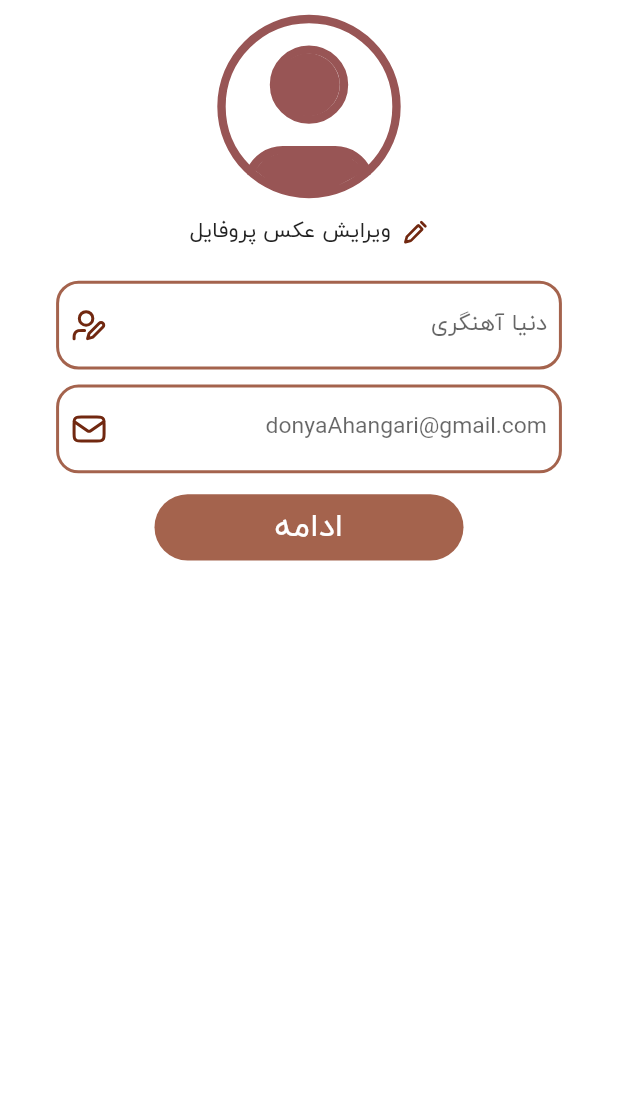
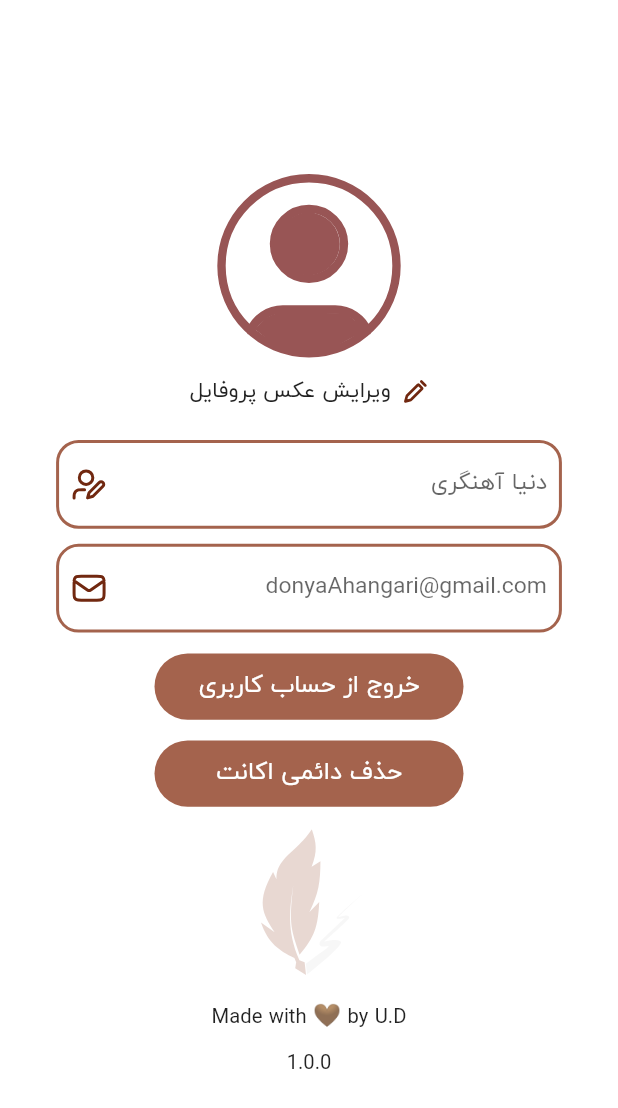
Before and after one commit to OmidHaqi/techno_saz, a Flutter app: the SecondProfilePage screen opened directly, on a phone screen of 412 x 824 dp. Shown: the top 1108 px of the screen. Run offline on Flutter 3.47's test engine with Material 3 defaults, Android fonts, the phone set to English and light mode, and no system bars; our stand-ins replace adaptive_theme, flutter_spinkit, flutter_svg, smooth_page_indicator.

Commit message:
second profile page

```diff
--- a/lib/res/strings.dart
+++ b/lib/res/strings.dart
@@ -50,4 +50,6 @@ class Strings {
   static const String verified_code_str = "کد فعالسازی";
   static const String are_you_shure_delet_article = "مطمئنی که میخوای این مقاله رو پاک کنی؟";
   static const String edit_profile_str = "ویرایش پروفایل";
+  static const String log_out_str = "خروج از حساب کاربری";
+  static const String deleted_acount_srt = "حذف دائمی اکانت";
 }
--- a/lib/view/second_profile_page.dart
+++ b/lib/view/second_profile_page.dart
@@ -24,7 +24,7 @@ class _SecondProfilePageState extends State<SecondProfilePage> {
       child: Scaffold(
         body: Center(
             child: Column(
-          mainAxisAlignment: MainAxisAlignment.start,
+          mainAxisAlignment: MainAxisAlignment.center,
           children: [
             Padding(
               padding: EdgeInsets.only(top: 1),
@@ -60,7 +60,6 @@ class _SecondProfilePageState extends State<SecondProfilePage> {
                 ],
               ),
             ),
-
             Padding(
               padding: EdgeInsets.fromLTRB(size.width / 11.02,
                   size.height / 34.51, size.width / 11.02, 0),
@@ -117,7 +116,6 @@ class _SecondProfilePageState extends State<SecondProfilePage> {
                 ),
               ),
             ),
-
             Padding(
               padding: EdgeInsets.only(top: sizeH / 59.47),
               child: InkWell(
@@ -142,10 +140,10 @@ class _SecondProfilePageState extends State<SecondProfilePage> {
                   child: Center(
                     child: Text(
                       textAlign: TextAlign.center,
-                      Strings.countinu_str,
+                      Strings.log_out_str,
                       style: TextStyle(
                           fontWeight: FontWeight.w400,
-                          fontSize: 24,
+                          fontSize: 18,
                           color: AdaptiveTheme.of(context).brightness ==
                                   Brightness.light
                               ? const Color.fromARGB(255, 255, 255, 255)
@@ -155,6 +153,59 @@ class _SecondProfilePageState extends State<SecondProfilePage> {
                 ),
               ),
             ),
+            Padding(
+              padding: EdgeInsets.only(top: sizeH / 59.47),
+              child: InkWell(
+                onTap: () {
+                  Navigator.push(
+                    context,
+                    MaterialPageRoute(
+                      builder: (context) => HomePage(),
+                    ),
+                  );
+                },
+                child: Container(
+                  width: sizeW / 2,
+                  height: sizeH / 18.64,
+                  decoration: BoxDecoration(
+                    color:
+                        AdaptiveTheme.of(context).brightness == Brightness.light
+                            ? SolidColors.primaryColor
+                            : SolidColors.primaryVariantColor,
+                    borderRadius: BorderRadius.circular(1000),
+                  ),
+                  child: Center(
+                    child: Text(
+                      textAlign: TextAlign.center,
+                      Strings.deleted_acount_srt,
+                      style: TextStyle(
+                          fontWeight: FontWeight.w400,
+                          fontSize: 18,
+                          color: AdaptiveTheme.of(context).brightness ==
+                                  Brightness.light
+                              ? const Color.fromARGB(255, 255, 255, 255)
+                              : SolidColors.textColor),
+                    ),
+                  ),
+                ),
+              ),
+            ),
+            SizedBox(
+              height: 15,
+            ),
+            SvgPicture.asset(Address.svg_pale_feather),
+            SizedBox(
+              height: 15,
+            ),
+            Text(
+              Strings.madeWith_str,
+            ),
+            SizedBox(
+              height: 15,
+            ),
+            Text(
+              "1.0.0",
+            )
           ],
         )),
       ),
```
